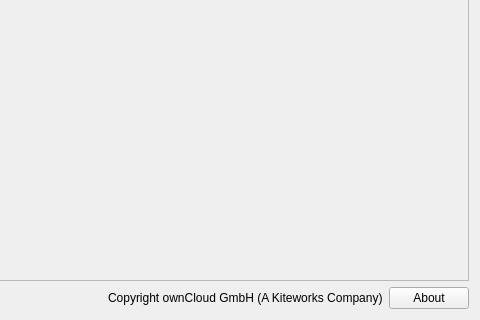
Qt form src/gui/generalsettings.ui (BWTECH-github/client) before a commit; both pictures show x 311 to 791 and y 366 to 686 of the 791 by 686 pixel window.
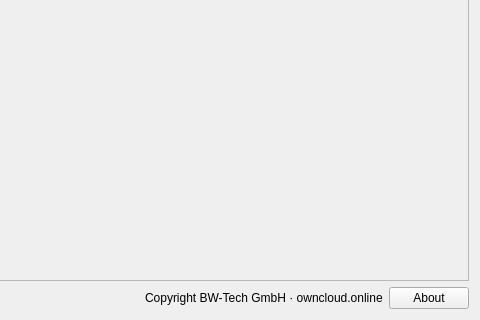
The same form after that commit. Custom widgets are drawn as their Qt base class.

Commit message: fix(gui): restore glyph icons broken by branding + rebrand settings copyright

Diff of the .ui file:
```diff
--- a/src/gui/generalsettings.ui
+++ b/src/gui/generalsettings.ui
@@ -236,7 +236,7 @@
          <cursorShape>ArrowCursor</cursorShape>
         </property>
         <property name="text">
-         <string notr="true">Copyright ownCloud GmbH (A Kiteworks Company)</string>
+         <string notr="true">Copyright BW-Tech GmbH · owncloud.online</string>
         </property>
         <property name="textInteractionFlags">
          <set>Qt::LinksAccessibleByMouse|Qt::TextSelectableByMouse</set>
```
The commit also changes 1 other file.
